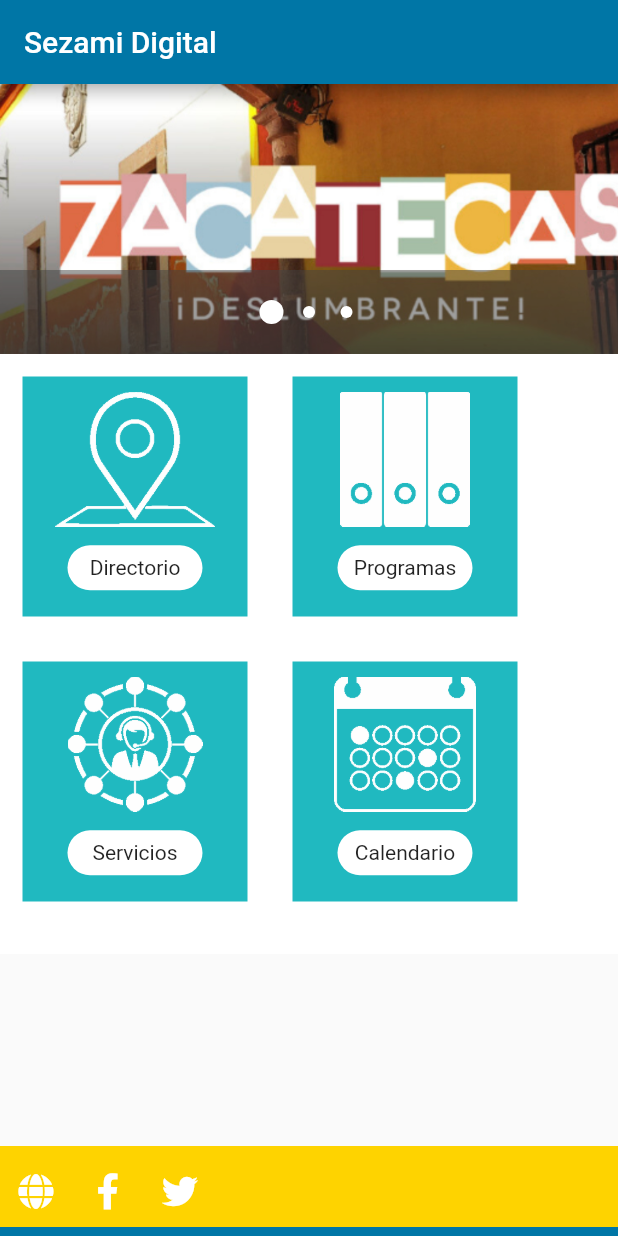
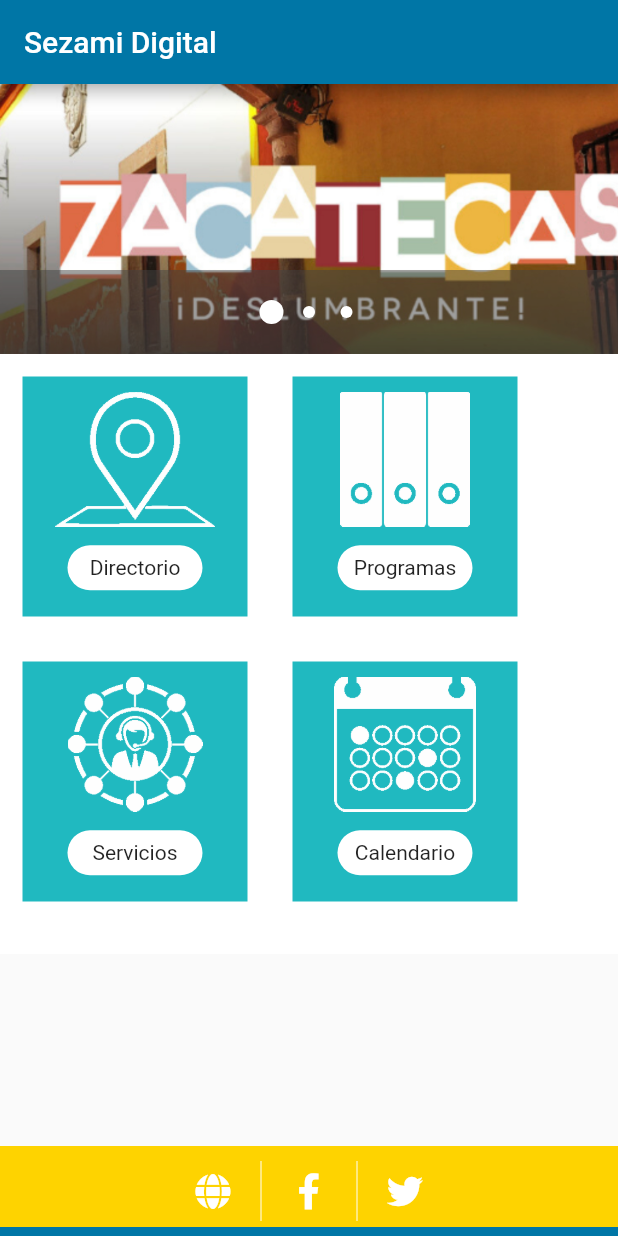
Before and after one commit to daniort/sezamiapp, a Flutter app: the screen it shows after launch, on a phone screen of 412 x 824 dp. Run offline on Flutter 3.47's test engine with Material 2 defaults, Android fonts, the phone set to English and light mode, and no system bars; drawn by our look-alikes of carousel_pro; our stand-ins replace font_awesome_flutter, table_calendar.

Commit message:
HOME diseñado listo, falta funcionalidad

```diff
--- a/lib/main.dart
+++ b/lib/main.dart
@@ -34,7 +34,7 @@ class MyHome extends StatelessWidget {
       ),
       body: new Stack(
         children: <Widget>[
-          Back(),
+          Back(), //Buttom Futter
           Container(
             //Banner
             color: Colors.blueGrey,
@@ -330,38 +330,50 @@ class Mybanner extends StatelessWidget {
 class Back extends StatelessWidget {
   @override
   Widget build(BuildContext context) {
+    //const med = MediaQuery.of(context).size.wid
+    MediaQueryData queryData;
+    queryData = MediaQuery.of(context);
+
     return new Container(
       child: Stack(
         children: <Widget>[
           Positioned(
             bottom: 0.0,
-            child: Center(
             child: Container(
-                //color: Color.fromRGBO(254, 211, 0, 0),
               color: Color(0xFFfed300),
               height: 60.0,
-                width: MediaQuery.of(context).size.width,
-                child: Center(
+              width: queryData.size.width,
               child: Row(
+                mainAxisAlignment: MainAxisAlignment.center,
                 children: <Widget>[
                   new IconButton(
                     color: Colors.white,
                     icon: new Icon(FontAwesomeIcons.globe),
                     onPressed: () {/* Your code */},
                   ),
+                  Padding(
+                    padding: EdgeInsets.only(top: 10.0, bottom: 10.0),
+                    child: VerticalDivider(
+                      color: Colors.white,
+                    ),
+                  ),
                   new IconButton(
                     color: Colors.white,
                     icon: new Icon(FontAwesomeIcons.facebookF),
                     onPressed: () {/* Your code */},
                   ),
+                  Padding(
+                    padding: EdgeInsets.only(top: 10.0, bottom: 10.0),
+                    child: VerticalDivider(
+                      color: Colors.white,
+                    ),
+                  ),
                   new IconButton(
                     color: Colors.white,
                     icon: new Icon(FontAwesomeIcons.twitter),
                     onPressed: () {/* Your code */},
-                        )
+                  ),
                 ],
-                  ),
-                ),
               ),
             ),
           ),
@@ -370,8 +382,9 @@ class Back extends StatelessWidget {
             child: Container(
               color: Color(0xFF0076a6),
               height: 6.0,
-                width: MediaQuery.of(context).size.width,
-              ))
+              width: queryData.size.width,
+            ),
+          )
         ],
       ),
     );
```
Lines whose indentation alone changed are shown as unchanged.
